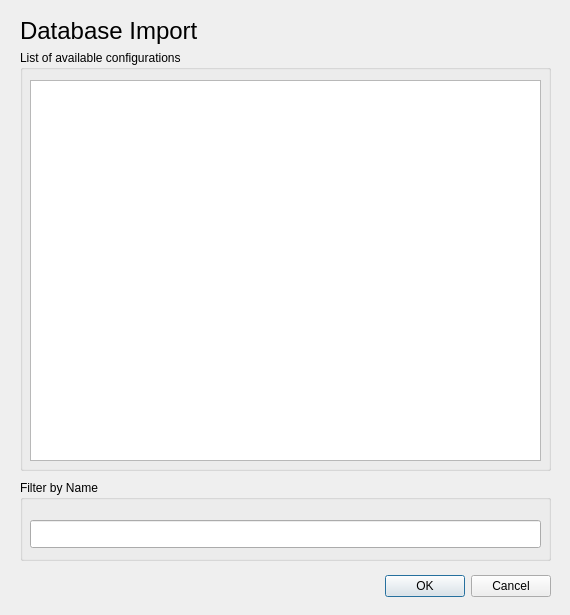
The window that artdaq-runcontrol/conftool_import.ui (ikatza/ArtDaq-RunControl-GUI) describes before a commit, drawn with Qt 5.
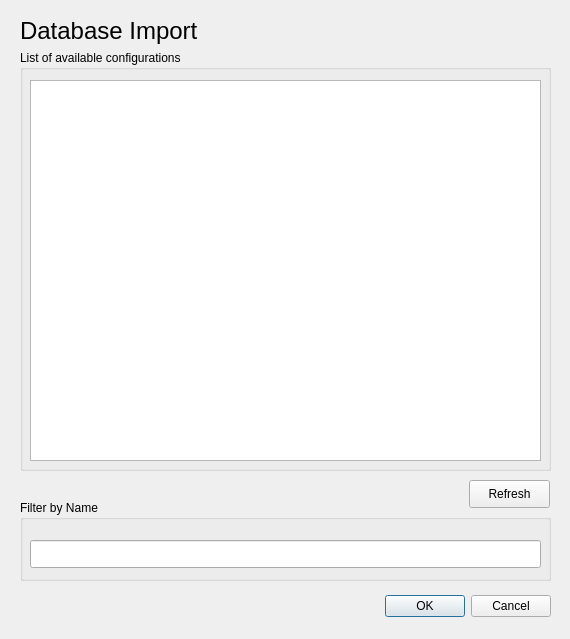
The same window after the commit.

Commit message: improved filter capabilities in conftool_import.cpp; added refresh config list in conftool_import.ui

```diff
--- a/artdaq-runcontrol/conftool_import.ui
+++ b/artdaq-runcontrol/conftool_import.ui
@@ -7,7 +7,7 @@
     <x>0</x>
     <y>0</y>
     <width>570</width>
-    <height>615</height>
+    <height>639</height>
    </rect>
   </property>
   <property name="windowTitle">
@@ -17,7 +17,7 @@
    <property name="geometry">
     <rect>
      <x>210</x>
-     <y>570</y>
+     <y>590</y>
      <width>341</width>
      <height>32</height>
     </rect>
@@ -51,7 +51,7 @@
    <property name="geometry">
     <rect>
      <x>20</x>
-     <y>480</y>
+     <y>500</y>
      <width>531</width>
      <height>81</height>
     </rect>
@@ -93,6 +93,19 @@
     </property>
    </widget>
   </widget>
+  <widget class="QPushButton" name="bRefreshList">
+   <property name="geometry">
+    <rect>
+     <x>469</x>
+     <y>480</y>
+     <width>81</width>
+     <height>28</height>
+    </rect>
+   </property>
+   <property name="text">
+    <string>Refresh</string>
+   </property>
+  </widget>
   <zorder>groupBox_2</zorder>
   <zorder>bOK</zorder>
   <zorder>uiTitle</zorder>
```
Left out of the diff: 1 changed line with no effect on the pictures. The commit also changes 3 other files.
